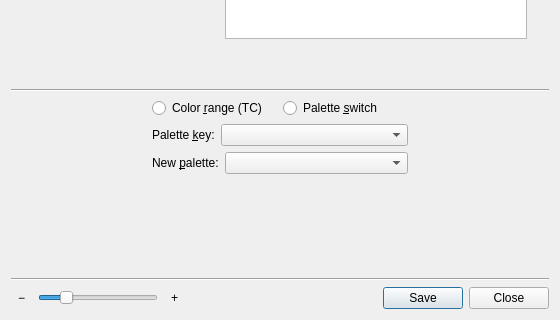
Before: the Qt Designer form src/mainwindow.ui in irydacea/wespal, drawn with Qt 5; both pictures show x 0 to 560 and y 280 to 600 of the 560 by 600 pixel window.
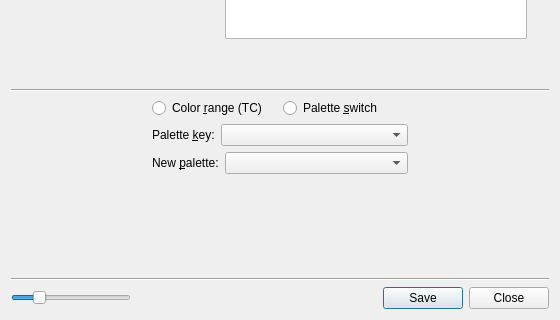
After: the same form once the commit is applied. Custom widgets are drawn as their Qt base class.

Commit message:
main: Remove zoom buttons around the zoom slider
These are just visual clutter and ultimately don't serve any function
that can't be supplied by the slider or keyboard shortcuts already.

```diff
--- a/src/mainwindow.ui
+++ b/src/mainwindow.ui
@@ -296,22 +296,6 @@
     </item>
     <item row="6" column="0">
      <layout class="QHBoxLayout" name="hlCommands">
-      <item>
-       <widget class="QToolButton" name="tbZoomOut">
-        <property name="toolTip">
-         <string>Zoom Out</string>
-        </property>
-        <property name="whatsThis">
-         <string>Reduces the zoom level.</string>
-        </property>
-        <property name="text">
-         <string>−</string>
-        </property>
-        <property name="autoRaise">
-         <bool>true</bool>
-        </property>
-       </widget>
-      </item>
       <item>
        <widget class="QSlider" name="zoomSlider">
         <property name="maximumSize">
@@ -340,22 +324,6 @@
         </property>
        </widget>
       </item>
-      <item>
-       <widget class="QToolButton" name="tbZoomIn">
-        <property name="toolTip">
-         <string>Zoom In</string>
-        </property>
-        <property name="whatsThis">
-         <string>Increases the zoom level.</string>
-        </property>
-        <property name="text">
-         <string>+</string>
-        </property>
-        <property name="autoRaise">
-         <bool>true</bool>
-        </property>
-       </widget>
-      </item>
       <item>
        <widget class="QDialogButtonBox" name="buttonBox">
         <property name="standardButtons">
```
Left out of the diff: 2 changed lines with no effect on the pictures. The commit also changes 5 other files.
